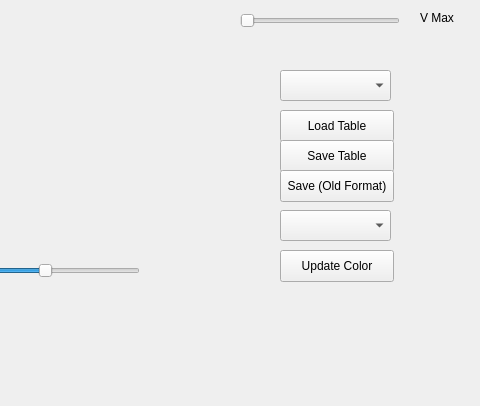
Old version of the form src/qtool/colorcreator/ColorCreator.ui in the repository northern-bites/nbites; both pictures show x 520 to 1000 and y 560 to 966 of the 1000 by 966 pixel window.
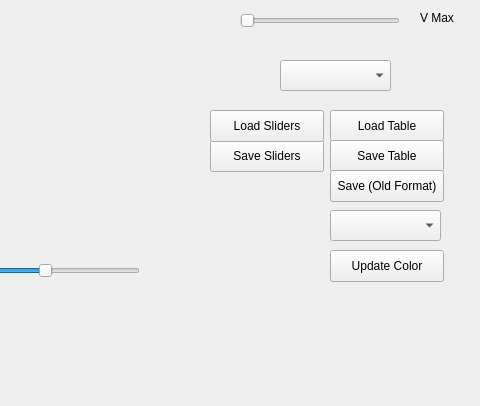
New version of the form.

Commit message: added skeleton methods (and corresponding UI stuff) for EJ's slider rw stuff.

```diff
--- a/src/qtool/colorcreator/ColorCreator.ui
+++ b/src/qtool/colorcreator/ColorCreator.ui
@@ -198,7 +198,7 @@
    <property name="geometry">
     <rect>
      <x>800</x>
-     <y>630</y>
+     <y>620</y>
      <width>111</width>
      <height>31</height>
     </rect>
@@ -376,7 +376,7 @@
   <widget class="QPushButton" name="readTable">
    <property name="geometry">
     <rect>
-     <x>800</x>
+     <x>850</x>
      <y>670</y>
      <width>114</width>
      <height>32</height>
@@ -411,7 +411,7 @@
   <widget class="QPushButton" name="writeTable">
    <property name="geometry">
     <rect>
-     <x>800</x>
+     <x>850</x>
      <y>700</y>
      <width>114</width>
      <height>32</height>
@@ -486,7 +486,7 @@
   <widget class="QPushButton" name="writeOldTable">
    <property name="geometry">
     <rect>
-     <x>800</x>
+     <x>850</x>
      <y>730</y>
      <width>114</width>
      <height>32</height>
@@ -600,7 +600,7 @@
   <widget class="QPushButton" name="changeColor">
    <property name="geometry">
     <rect>
-     <x>800</x>
+     <x>850</x>
      <y>810</y>
      <width>114</width>
      <height>32</height>
@@ -613,13 +613,39 @@
   <widget class="QComboBox" name="modeSelect">
    <property name="geometry">
     <rect>
-     <x>800</x>
+     <x>850</x>
      <y>770</y>
      <width>111</width>
      <height>31</height>
     </rect>
    </property>
   </widget>
+  <widget class="QPushButton" name="writeSliders">
+   <property name="geometry">
+    <rect>
+     <x>730</x>
+     <y>700</y>
+     <width>114</width>
+     <height>32</height>
+    </rect>
+   </property>
+   <property name="text">
+    <string>Save Sliders</string>
+   </property>
+  </widget>
+  <widget class="QPushButton" name="readSliders">
+   <property name="geometry">
+    <rect>
+     <x>730</x>
+     <y>670</y>
+     <width>114</width>
+     <height>32</height>
+    </rect>
+   </property>
+   <property name="text">
+    <string>Load Sliders</string>
+   </property>
+  </widget>
  </widget>
  <layoutdefault spacing="6" margin="11"/>
  <resources/>
```
The commit also changes 2 other files.
